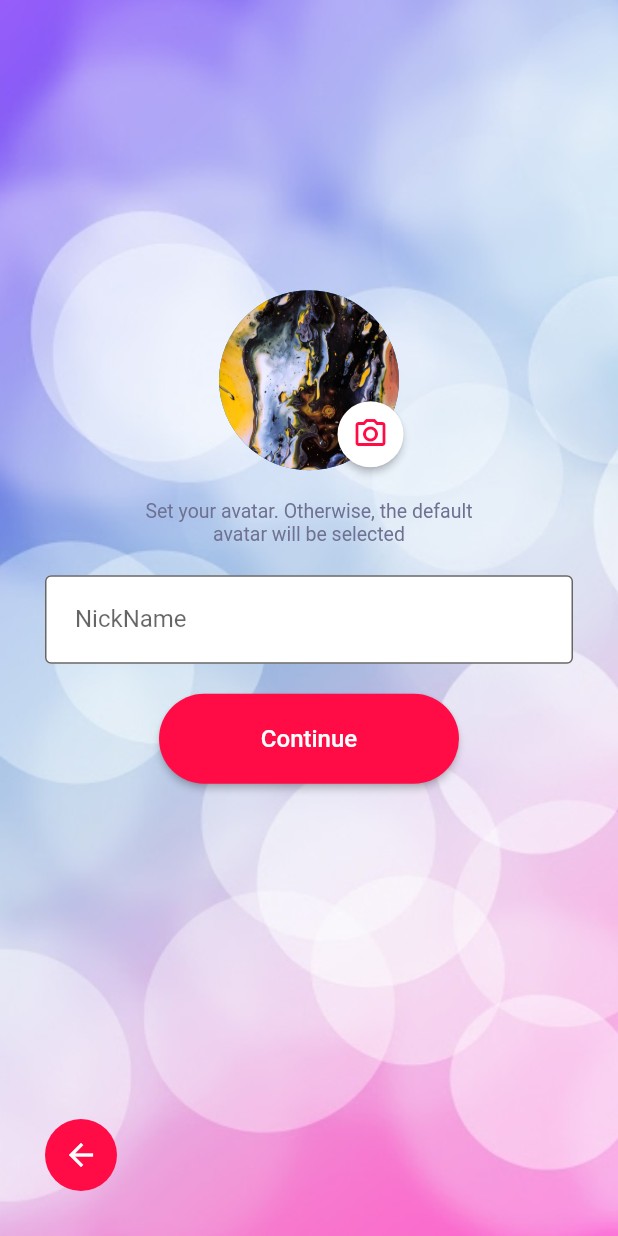
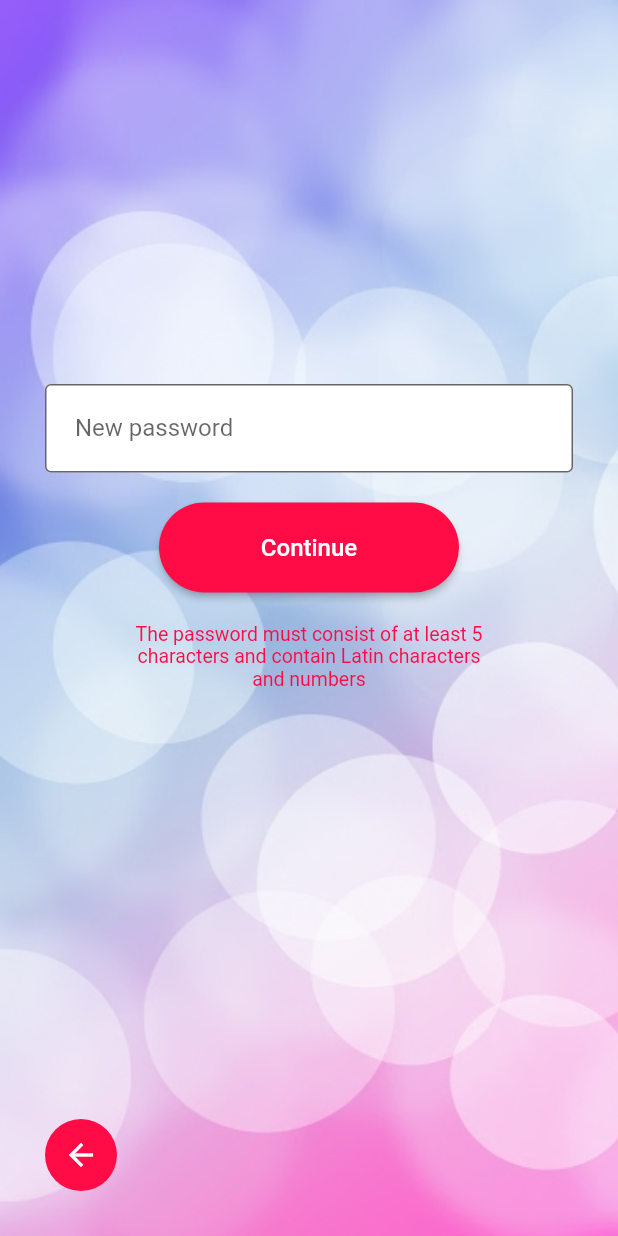
Before and after one commit to PavelParamon/postLite_mobileApp, a Flutter app: the screen it shows after launch, on a phone screen of 412 x 824 dp. Run offline on Flutter 3.47's test engine with Material 2 defaults, Android fonts, the phone set to English and light mode, and no system bars; our stand-ins replace flutter_bloc, freezed_annotation, lazy_load_scrollview.

Commit message:
added password_recovery_screens

```diff
--- a/post_lite/lib/main.dart
+++ b/post_lite/lib/main.dart
@@ -1,10 +1,10 @@
 import 'package:flutter/material.dart';
 import 'package:flutter_bloc/flutter_bloc.dart';
+import 'package:post_lite/screens/authentication_screens/password_recovery_screens/password_recovery_first_screen.dart';
+import 'package:post_lite/screens/authentication_screens/password_recovery_screens/password_recovery_second_screen.dart';
 import 'package:post_lite/screens/feed_screen/bloc/feed_screen_bloc.dart';
 import 'package:post_lite/screens/feed_screen/feed_screen.dart';
-import 'package:post_lite/screens/login_screens/login_screen/login_screen.dart';
-import 'package:post_lite/screens/login_screens/main_login/main_login_screen.dart';
-import 'package:post_lite/screens/login_screens/signup_screens/signup_second_screen.dart';
+import 'package:post_lite/screens/authentication_screens/signup_screens/signup_second_screen.dart';
 
 void main() {
   runApp(MyApp());
@@ -26,7 +26,7 @@ class MyApp extends StatelessWidget {
           primarySwatch: Colors.blue,
           visualDensity: VisualDensity.adaptivePlatformDensity,
         ),
-        home: SignUpSecondScreen(),//FeedScreen(),
+        home: PasswordRecoverySecondScreen(),//FeedScreen(),
       ),
     );
   }
--- /dev/null
+++ b/post_lite/lib/screens/authentication_screens/password_recovery_screens/password_recovery_second_screen.dart
@@ -0,0 +1,64 @@
+import 'package:flutter/material.dart';
+import 'package:flutter/services.dart';
+import 'package:post_lite/config/config.dart';
+import 'package:post_lite/widgets/back_btn.dart';
+import 'package:post_lite/widgets/bigger_btn.dart';
+
+class PasswordRecoverySecondScreen extends StatefulWidget {
+  @override
+  _PasswordRecoverySecondScreenState createState() => _PasswordRecoverySecondScreenState();
+}
+
+class _PasswordRecoverySecondScreenState extends State<PasswordRecoverySecondScreen> {
+  @override
+  Widget build(BuildContext context) {
+    return Container(
+      decoration: const BoxDecoration(
+          image: DecorationImage(
+              image: AssetImage("lib/resources/images/background.png"),
+              fit: BoxFit.cover)),
+      child: Scaffold(
+        backgroundColor: Colors.transparent,
+        body: Center(
+          child: Column(
+            mainAxisAlignment: MainAxisAlignment.center,
+            children: <Widget>[
+              const Spacer(flex: 1),
+              Padding(
+                padding: EdgeInsets.fromLTRB(30, 0, 30, 0),
+                child: TextField(
+                  obscureText: true,
+                  decoration: InputDecoration(
+                    filled: true,
+                    fillColor: Colors.white,
+                    contentPadding: const EdgeInsets.symmetric(
+                        horizontal: 20.0, vertical: 20.0),
+                    border: OutlineInputBorder(),
+                    labelText: 'New password',
+                  ),
+                ),
+              ),
+              const SizedBox(height: Config.spaceSize),
+              BigButton(style: Config.styleBtn, text: 'Continue'),
+              Padding(
+                padding: EdgeInsets.fromLTRB(0, 20, 0, 0),
+                child: Container(
+                  width: 250.0,
+                  child: Text(
+                      "The password must consist of at least 5 characters and contain Latin characters and numbers",
+                      textAlign: TextAlign.center,
+                      style: TextStyle(
+                        fontSize: 13.0,
+                        color: Config.colorBtn,
+                      )),
+                ),
+              ),
+              const Spacer(),
+              BackBtn(),
+            ],
+          ),
+        ),
+      ),
+    );
+  }
+}
```
Also changed, not shown: post_lite/lib/screens/authentication_screens/password_recovery_screens/password_recovery_first_screen.dart (added, +54 -0 lines), post_lite/lib/screens/authentication_screens/login_screen/login_screen.dart (renamed from post_lite/lib/screens/login_screens/login_screen/login_screen.dart), post_lite/lib/screens/authentication_screens/main_login/main_login_screen.dart (renamed from post_lite/lib/screens/login_screens/main_login/main_login_screen.dart), post_lite/lib/screens/authentication_screens/signup_screens/signup_first_screen.dart (renamed from post_lite/lib/screens/login_screens/signup_screens/signup_first_screen.dart), post_lite/lib/screens/authentication_screens/signup_screens/signup_second_screen.dart (renamed from post_lite/lib/screens/login_screens/signup_screens/signup_second_screen.dart).
